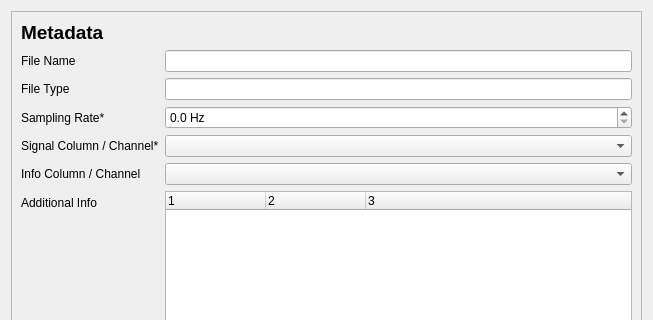
Qt form signal_editor/ui/dialog_metadata.ui (fred-kr/signal-editor-v2) before a commit; both pictures show x 0 to 653 and y 0 to 320 of the 653 by 772 pixel window.
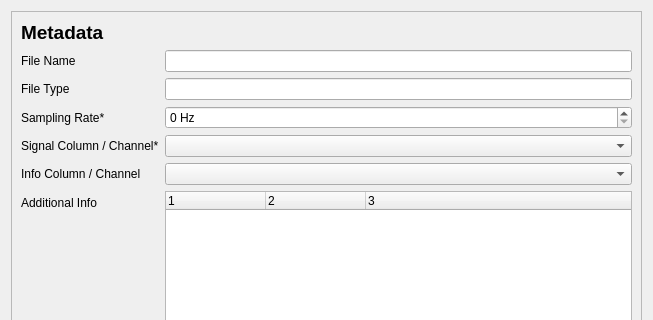
The same form after that commit. Custom widgets are drawn as their Qt base class.

Commit message: Fixes to file reading, setting metadata properties and plotting

Patch:
```diff
--- a/signal_editor/ui/dialog_metadata.ui
+++ b/signal_editor/ui/dialog_metadata.ui
@@ -80,20 +80,7 @@
               <string>Sampling Rate*</string>
              </property>
              <property name="buddy">
-              <cstring>dbl_spin_box_sampling_rate</cstring>
-             </property>
-            </widget>
-           </item>
-           <item row="2" column="1">
-            <widget class="QDoubleSpinBox" name="dbl_spin_box_sampling_rate">
-             <property name="suffix">
-              <string> Hz</string>
-             </property>
-             <property name="decimals">
-              <number>1</number>
-             </property>
-             <property name="maximum">
-              <double>100000.000000000000000</double>
+              <cstring>spin_box_sampling_rate</cstring>
              </property>
             </widget>
            </item>
@@ -168,6 +155,16 @@
              </column>
             </widget>
            </item>
+           <item row="2" column="1">
+            <widget class="QSpinBox" name="spin_box_sampling_rate">
+             <property name="suffix">
+              <string> Hz</string>
+             </property>
+             <property name="maximum">
+              <number>10000</number>
+             </property>
+            </widget>
+           </item>
           </layout>
          </item>
          <item>
```
Left out of the diff: 8 changed lines with no effect on the pictures. The commit also changes 18 other files.
